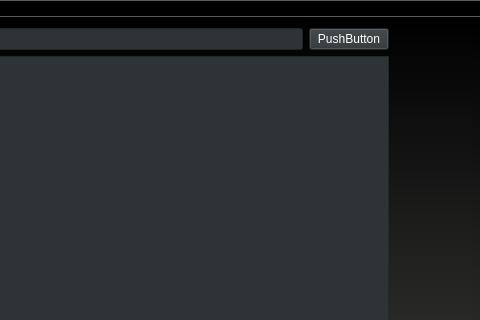
Old version of the form mainwindow.ui in the repository Laymalay/FileMonitor; both pictures show x 469 to 949 and y 0 to 320 of the 949 by 696 pixel window.
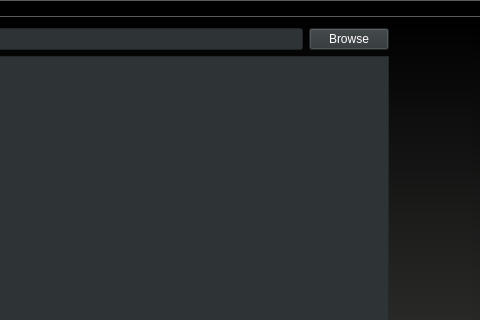
New version of the form.

The edit to the form file:
```diff
--- a/mainwindow.ui
+++ b/mainwindow.ui
@@ -90,8 +90,8 @@
     </property>
     <property name="maximumSize">
      <size>
-      <width>2560</width>
-      <height>1600</height>
+      <width>16777215</width>
+      <height>16777215</height>
      </size>
     </property>
     <property name="midLineWidth">
@@ -125,7 +125,7 @@
 background:rgb(46, 52, 54);</string>
           </property>
           <property name="text">
-           <string>PushButton</string>
+           <string>Browse</string>
           </property>
          </widget>
         </item>
```
